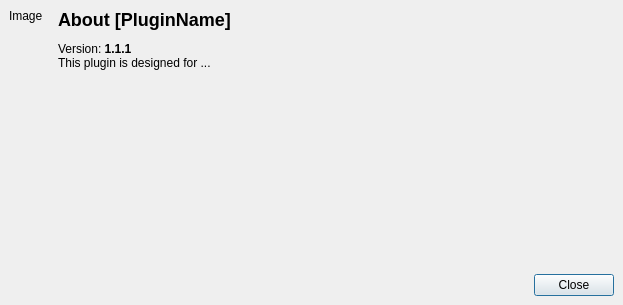
Above: about.ui from nextgis/dtclassifier before the change. Below: the same form after it.
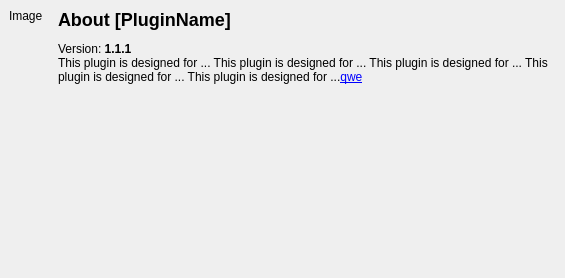
That is the form after the change.

Commit message: Add detail information  for about dialog. Rename OK button. Add validation before run.

Diff of the .ui file:
```diff
--- a/about.ui
+++ b/about.ui
@@ -6,8 +6,8 @@
    <rect>
     <x>0</x>
     <y>0</y>
-    <width>623</width>
-    <height>305</height>
+    <width>565</width>
+    <height>278</height>
    </rect>
   </property>
   <property name="sizePolicy">
@@ -61,26 +61,28 @@
          <verstretch>0</verstretch>
         </sizepolicy>
        </property>
+       <property name="maximumSize">
+        <size>
+         <width>500</width>
+         <height>16777215</height>
+        </size>
+       </property>
        <property name="text">
-        <string>&lt;div&gt; &lt;h2&gt;About [PluginName]&lt;/h2&gt; &lt;/div&gt;&lt;div&gt; Version: &lt;strong&gt;1.1.1&lt;/strong&gt;&lt;/div&gt;&lt;div&gt;This plugin is designed for ... &lt;/div&gt;</string>
+        <string>&lt;div&gt; &lt;h2&gt;About [PluginName]&lt;/h2&gt; &lt;/div&gt;&lt;div&gt; Version: &lt;strong&gt;1.1.1&lt;/strong&gt;&lt;/div&gt;&lt;div&gt;This plugin is designed for ... This plugin is designed for ... This plugin is designed for ... This plugin is designed for ... This plugin is designed for ...&lt;/div&gt;&lt;a href=&quot;http://nextgis.ru/en/&quot;&gt;qwe&lt;/a&gt;</string>
        </property>
        <property name="alignment">
         <set>Qt::AlignLeading|Qt::AlignLeft|Qt::AlignTop</set>
        </property>
+       <property name="wordWrap">
+        <bool>true</bool>
+       </property>
+       <property name="openExternalLinks">
+        <bool>true</bool>
+       </property>
       </widget>
      </item>
     </layout>
    </item>
-   <item>
-    <widget class="QDialogButtonBox" name="buttonBox">
-     <property name="orientation">
-      <enum>Qt::Horizontal</enum>
-     </property>
-     <property name="standardButtons">
-      <set>QDialogButtonBox::Close</set>
-     </property>
-    </widget>
-   </item>
   </layout>
  </widget>
  <resources/>
```
Left out of the diff: 35 changed lines with no effect on the pictures. The commit also changes 5 other files.
